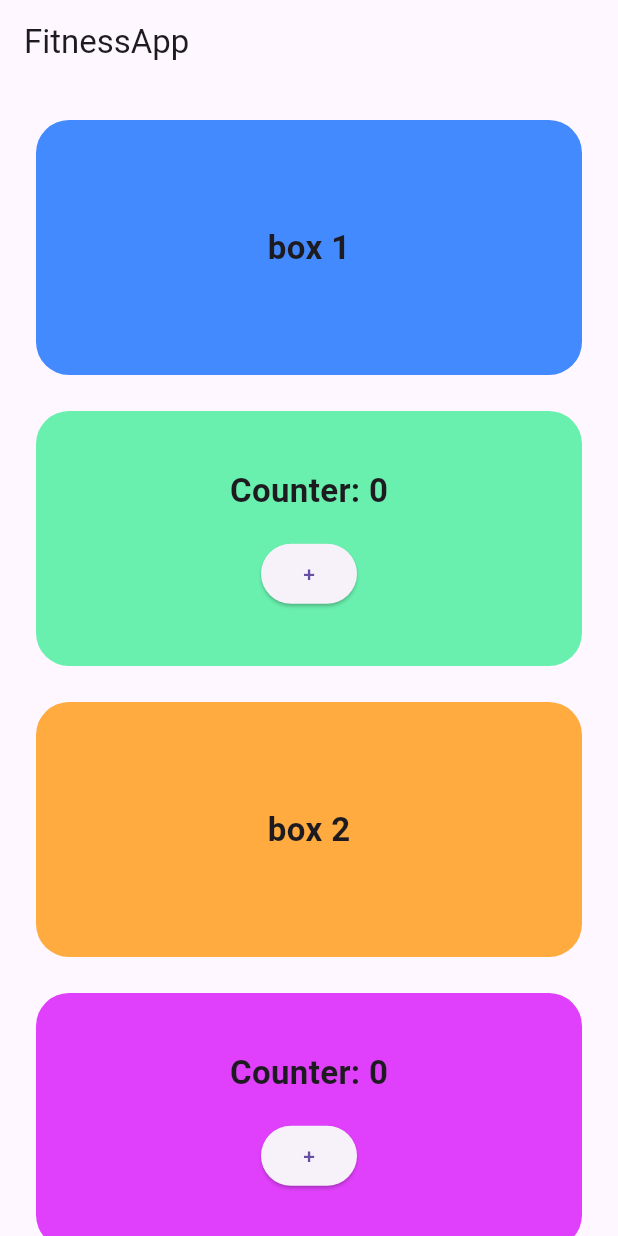
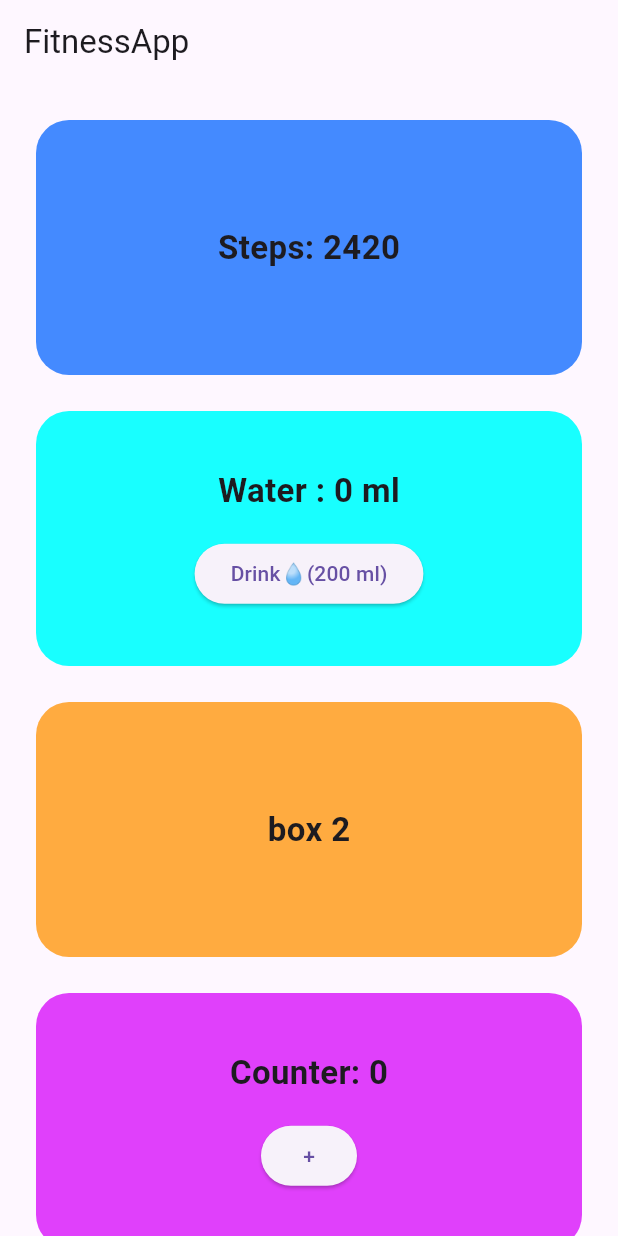
Before and after one commit to EserPoyraz/SE_380, a Flutter app: the screen it shows after launch, on a phone screen of 412 x 824 dp. Run offline on Flutter 3.47's test engine with Material 3 defaults, Android fonts, the light colour scheme and no system bars.

Commit message:
Basic Step Counter and Water Tracker added

```diff
--- a/group_project_app/lib/main.dart
+++ b/group_project_app/lib/main.dart
@@ -1,4 +1,6 @@
 import 'package:flutter/material.dart';
+import 'dart:math';
+
 
 void main() {
   runApp(const MainApp());
@@ -17,24 +19,25 @@ class MainApp extends StatelessWidget {
 }
 
 class HomePage extends StatelessWidget {
+
+
   const HomePage({super.key});
+
 
   @override
   Widget build(BuildContext context) {
+    int stepCount = Random().nextInt(9000)+1000; // Random step count between 1000 and 9999
     return Scaffold(
       appBar: AppBar(title: const Text("FitnessApp")),
       body: ListView(
         padding: const EdgeInsets.all(24), // spacing
         children: [
-          NavigationBox(
-            // default : new page
-            title: "box 1",
+          StepCounterBox(
+            steps : stepCount,
             color: Colors.blueAccent,
-            destination: const DetailPage(title: "box 1"),
           ),
           const SizedBox(height: 24),
-
-          const CounterBox(color: Colors.greenAccent), // default : counter +
+          WaterTrackerBox(color: Colors.cyanAccent), // default : counter +
           const SizedBox(height: 24),
 
           NavigationBox(
@@ -158,3 +161,120 @@ class DetailPage extends StatelessWidget {
     );
   }
 }
+class StepCounterBox extends StatelessWidget{
+  final int steps;
+  final Color color;
+  const StepCounterBox({super.key, required this.steps, required this.color});
+
+  @override
+  Widget build(BuildContext context) {
+    return GestureDetector(
+      onTap: (){
+        Navigator.push(context, MaterialPageRoute(builder: (_) => StepCounterPage(steps: steps),
+        ))  ;
+      },
+      child: Container(
+        height: 170,
+        decoration: BoxDecoration(
+          color: color,
+          borderRadius: BorderRadius.circular(22),
+        ),
+        alignment: Alignment.center,
+        child: Text(
+          "Steps: $steps",
+          style: const TextStyle(fontSize: 22, fontWeight: FontWeight.bold
+        ),
+        ),
+      ),
+    );
+  }
+}
+class StepCounterPage extends StatelessWidget{
+  final int steps;
+  final int stepGoal = 10000;
+  const StepCounterPage({super.key, required this.steps});
+
+  @override
+  Widget build(BuildContext context) {
+   double progress = steps / stepGoal;
+
+    return Scaffold(
+      appBar: AppBar(title: Text("Step Counter")),
+
+      body: Center(
+        child: Column(
+          mainAxisAlignment: MainAxisAlignment.center,
+          children: [
+             Stack(
+              alignment: Alignment.center,
+              children: [
+                SizedBox(
+                  width: 180,
+                  height: 180,
+                  child: CircularProgressIndicator(
+                    value: progress.clamp(0,1),
+                    strokeWidth: 14,
+                    backgroundColor: Colors.grey.shade300,
+                    color: Colors.blueAccent,
+                  ),
+                ),
+
+                Text(
+                  "$steps / $stepGoal",
+                  style: const TextStyle(
+                    fontSize: 22, fontWeight: FontWeight.bold),
+                ),
+              ],
+            ),
+            const SizedBox(height: 30),
+            Text(
+              "%${(progress * 100).toStringAsFixed(1)} completed",
+              style: const TextStyle(fontSize: 20),
+            ),
+          ],
+        )
+      ),
+    );
+  }
+}
+class WaterTrackerBox extends StatefulWidget {
+  final Color color;
+
+  const WaterTrackerBox({super.key, required this.color});
+
+  @override
+  State<WaterTrackerBox> createState() => _WaterTrackerBoxState();
+}
+class _WaterTrackerBoxState extends State<WaterTrackerBox> {
+  int water = 0;
+
+  @override
+  Widget build(BuildContext context) {
+    return Container(
+      height: 170,
+      padding: const EdgeInsets.all(20),
+      decoration: BoxDecoration(
+        color: widget.color,
+        borderRadius: BorderRadius.circular(22),
+      ),
+      child: Column(
+        mainAxisAlignment: MainAxisAlignment.center,
+        children: [
+          Text(
+            "Water : $water ml",
+            style: const TextStyle(fontSize: 22, fontWeight: FontWeight.bold),
+          ),
+          const SizedBox(height: 16),
+          ElevatedButton(
+            onPressed: () {
+              setState(() {
+                water+=200;
+              });
+            },
+            child: const Text("Drink💧(200 ml)"),
+          ),
+        ],
+      ),
+    );
+  }
+}
```
